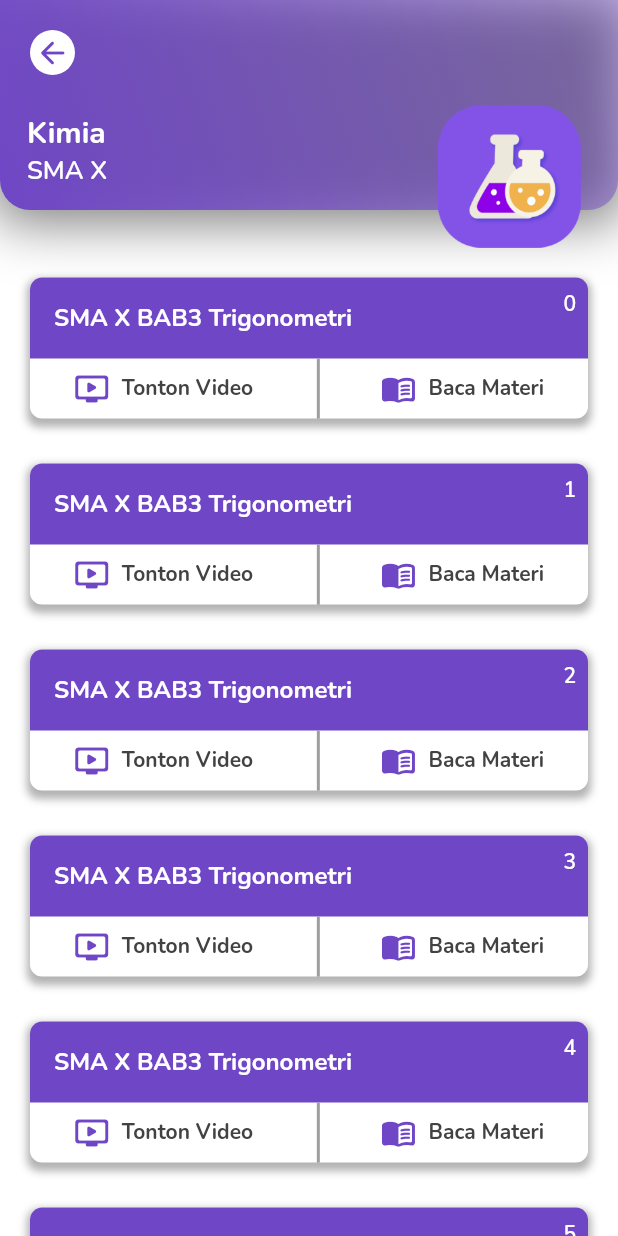
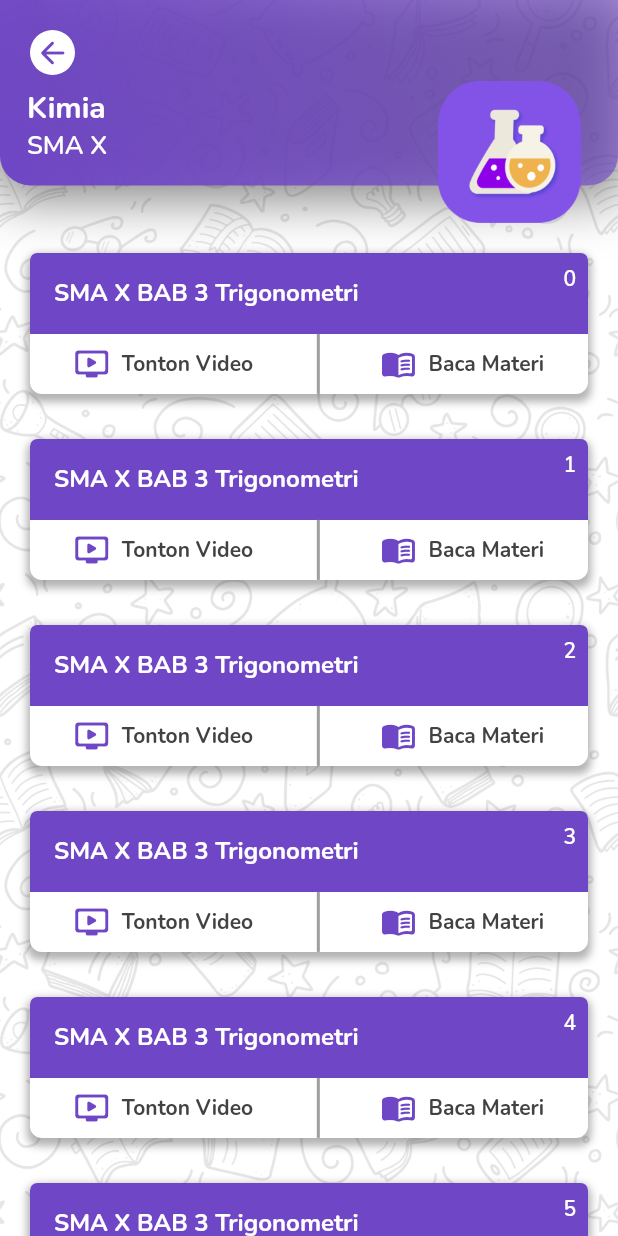
Before and after one commit to stvhrs/gupin, a Flutter app: the screen it shows after launch, after a tap on "Kimia", on a phone screen of 412 x 824 dp. Run offline on Flutter 3.47's test engine with Material 2 defaults, Android fonts, the phone set to English and light mode, and no system bars; our stand-ins replace shimmer.

Commit message:
tambah background

```diff
--- a/lib/Halaman_Bab.dart
+++ b/lib/Halaman_Bab.dart
@@ -12,7 +12,11 @@ class HlamanBab extends StatefulWidget {
 class _HlamanBabState extends State<HlamanBab> {
   @override
   Widget build(BuildContext context) {
-    return Scaffold(
+    return Stack(
+      children: [
+        Container(color: Colors.white,),
+        Opacity( opacity: 0.1,child: Image.asset("assets/Halaman Bab/Background.png")),
+        Scaffold(
             appBar: PreferredSize(
               preferredSize:
                   Size.fromHeight(MediaQuery.of(context).size.height * 0.3),
@@ -51,7 +55,7 @@ class _HlamanBabState extends State<HlamanBab> {
                               ),
                             ),
                           ]),
-                  height: MediaQuery.of(context).size.height * 0.17,
+                      height: MediaQuery.of(context).size.height * 0.15,
                       decoration: BoxDecoration(
                           boxShadow: [
                             BoxShadow(
@@ -70,7 +74,7 @@ class _HlamanBabState extends State<HlamanBab> {
                             end: Alignment.topRight,
                             colors: [
                               widget.color,
-                          widget.color.withOpacity(0.4),
+                              widget.color.withOpacity(0.6),
                             ],
                           )),
                     ),
@@ -108,7 +112,7 @@ class _HlamanBabState extends State<HlamanBab> {
                 ),
               ),
             ),
-        backgroundColor: Colors.white,
+            backgroundColor: Colors.transparent,
             body: ListView.builder(
               padding: EdgeInsets.only(top: 30),
               itemCount: 8,
@@ -135,10 +139,10 @@ class _HlamanBabState extends State<HlamanBab> {
                           decoration: BoxDecoration(
                               color: widget.color,
                                 borderRadius: BorderRadius.only(
-                              topLeft: Radius.circular(8),
-                              topRight: Radius.circular(8))),
+                                  topLeft: Radius.circular(5),
+                                  topRight: Radius.circular(5))),
                           child: Text(
-                        "SMA X BAB3 Trigonometri",
+                            "SMA X BAB 3 Trigonometri",
                             style: TextStyle(
                                 color: Colors.white,
                                 fontWeight: FontWeight.w700,
@@ -204,6 +208,8 @@ class _HlamanBabState extends State<HlamanBab> {
                   ),
                 ]),
               ),
-        ));
+            )),
+      ],
+    );
   }
 }
--- a/lib/Halaman_Scan.dart
+++ b/lib/Halaman_Scan.dart
@@ -26,7 +26,7 @@ class _HlamanScanState extends State<HlamanScan> {
         Scaffold(
           appBar: PreferredSize(
             preferredSize: Size.fromHeight(
-              MediaQuery.of(context).size.height * 0.13,
+              MediaQuery.of(context).size.height * 0.1,
             ),
             child: Container(
               padding:
--- a/lib/Widget_Halaman_Scan/Icon_pelajaran.dart
+++ b/lib/Widget_Halaman_Scan/Icon_pelajaran.dart
@@ -56,7 +56,7 @@ Route _createRoute() {
                   style: TextStyle(
                       fontWeight: FontWeight.w700,
                       fontSize: 12,color: Colors.grey.shade900,
-                      fontFamily: "FreeSans"),
+                      fontFamily: "Nunito"),
                 ),
               )
             ],
--- a/lib/Widget_Halaman_Scan/PTS&PAS.dart
+++ b/lib/Widget_Halaman_Scan/PTS&PAS.dart
@@ -14,7 +14,7 @@ class PTSPAS extends StatelessWidget {
 
   ) ,
         Shimmer.fromColors(period:Duration(milliseconds: 4000) ,
-             baseColor: const Color.fromARGB(5, 46, 46, 46),
+             baseColor: Colors.white.withOpacity(0.0),
                     highlightColor: Colors.white.withOpacity(0.5),
             direction: ShimmerDirection.ltr,
            child: Container(
```
Also changed, not shown: assets/Halaman Bab/Background.png (added). Lines whose indentation alone changed are shown as unchanged.
